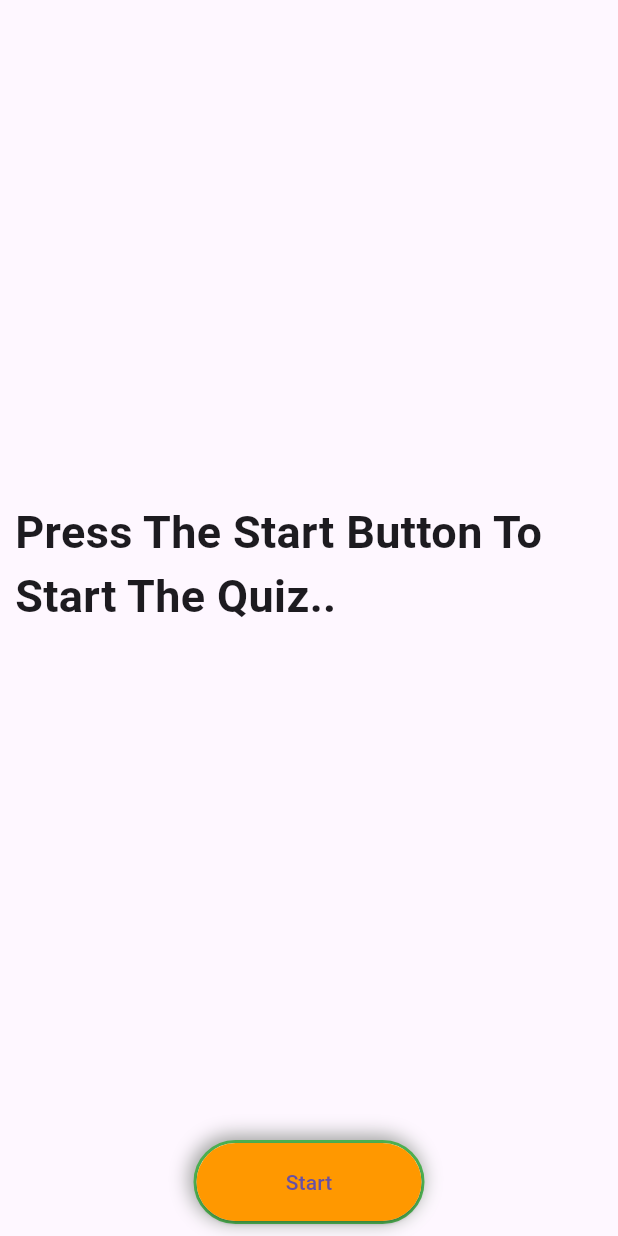
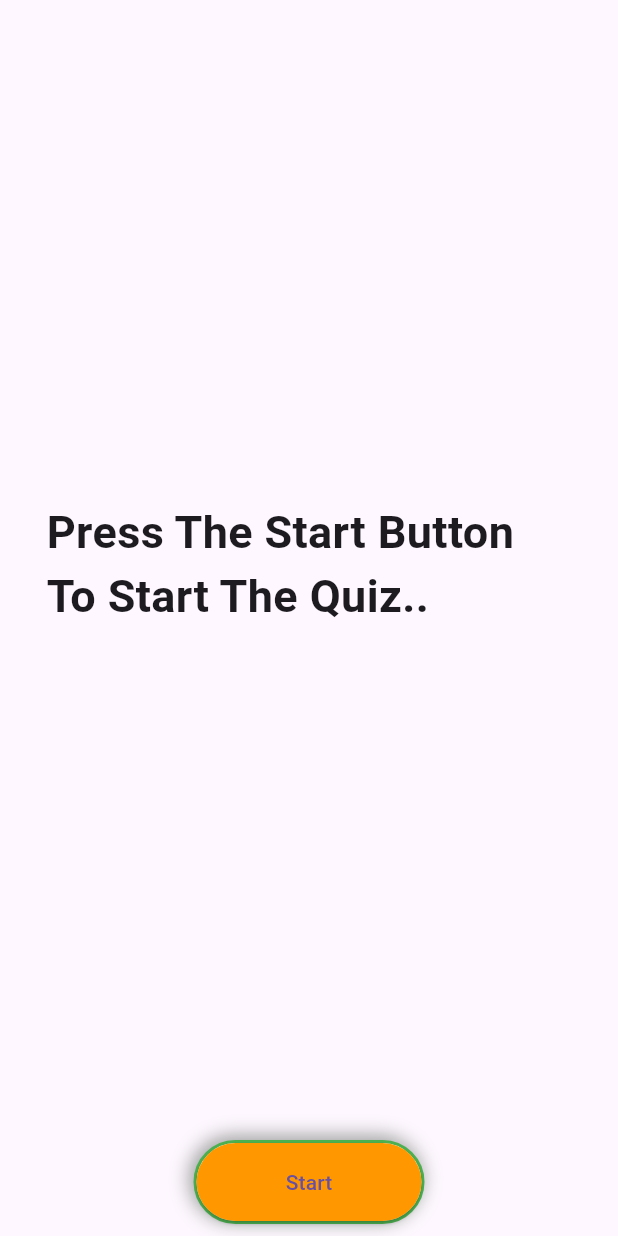
Before and after one commit to shubhamgitvns/Quiz-Programming-Test, a Flutter app: the QuizApp widget shown alone on an empty page, opened directly, on a phone screen of 412 x 824 dp. Run offline on Flutter 3.47's test engine with Material 3 defaults, Android fonts, the light colour scheme and no system bars; network calls fail.

Commit message:
apk added

```diff
--- a/lib/Quiz.dart
+++ b/lib/Quiz.dart
@@ -90,7 +90,7 @@ class _QuizAppState extends State<QuizApp> {
                 mainAxisAlignment: MainAxisAlignment.center,
                 children: [
                   SizedBox(
-                    width: 400,
+                    width: 350,
                     child: Text(
                       '$question',
                       style:
--- a/lib/main.dart
+++ b/lib/main.dart
@@ -2,7 +2,7 @@ import 'package:flutter/material.dart';
 
 import 'option_Page.dart';
 
-void main() => runApp( MaterialApp(
+void main() => runApp(MaterialApp(
       debugShowCheckedModeBanner: false,
       initialRoute: '/',
       routes: {
```
Also changed, not shown: 1 other file. Lines whose indentation alone changed are shown as unchanged.
